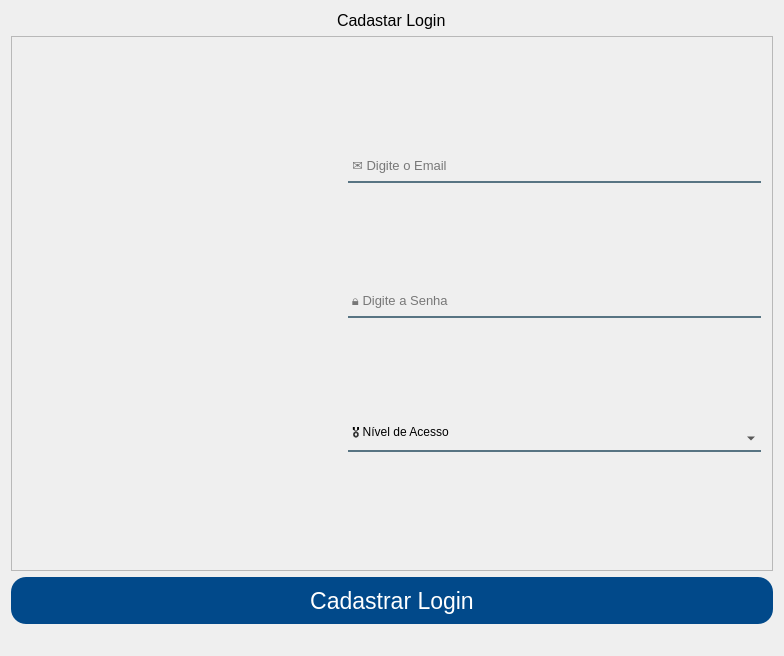
Senac-SOR-ADS/Mapa-de-Sala, file App/view/ui/cadastroLogin.ui: the form before one commit.
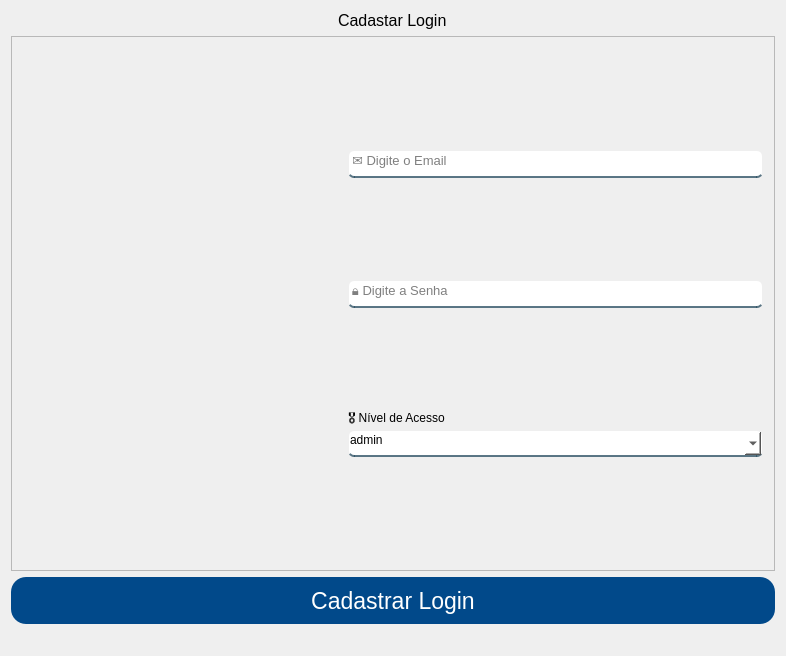
The form after the commit. Icons and pictures are not drawn.

Diff of the .ui file:
```diff
--- a/App/view/ui/cadastroLogin.ui
+++ b/App/view/ui/cadastroLogin.ui
@@ -6,7 +6,7 @@
    <rect>
     <x>0</x>
     <y>0</y>
-    <width>784</width>
+    <width>786</width>
     <height>656</height>
    </rect>
   </property>
@@ -15,8 +15,9 @@
   </property>
   <property name="styleSheet">
    <string notr="true">QLineEdit, QComboBox {
-	background-color:rgba(0,0,0,0);
+	background-color: white;
 	border:2px solid rgba(0,0,0,0);
+	border-radius: 6px;
 	border-bottom-color:rgba(46,82,101,200);
 	color:rgb(0,0,0);
 	padding-bottom:7px;
@@ -25,8 +26,8 @@
 #btnCdastrarLogin {
 	background-color: #01498a;
 	color: #FFF;
-border: none;
-border-radius: 15px;
+	border: none;
+	border-radius: 15px;
 }
 
 #btnCdastrarLogin:hover {
@@ -134,6 +135,19 @@
          <property name="bottomMargin">
           <number>0</number>
          </property>
+         <item>
+          <spacer name="verticalSpacer">
+           <property name="orientation">
+            <enum>Qt::Vertical</enum>
+           </property>
+           <property name="sizeHint" stdset="0">
+            <size>
+             <width>20</width>
+             <height>40</height>
+            </size>
+           </property>
+          </spacer>
+         </item>
          <item>
           <widget class="QLineEdit" name="email">
            <property name="minimumSize">
@@ -155,6 +169,19 @@
            </property>
           </widget>
          </item>
+         <item>
+          <spacer name="verticalSpacer_2">
+           <property name="orientation">
+            <enum>Qt::Vertical</enum>
+           </property>
+           <property name="sizeHint" stdset="0">
+            <size>
+             <width>20</width>
+             <height>40</height>
+            </size>
+           </property>
+          </spacer>
+         </item>
          <item>
           <widget class="QLineEdit" name="senha">
            <property name="minimumSize">
@@ -173,16 +200,59 @@
            </property>
           </widget>
          </item>
+         <item>
+          <spacer name="verticalSpacer_3">
+           <property name="orientation">
+            <enum>Qt::Vertical</enum>
+           </property>
+           <property name="sizeHint" stdset="0">
+            <size>
+             <width>20</width>
+             <height>40</height>
+            </size>
+           </property>
+          </spacer>
+         </item>
+         <item>
+          <widget class="QLabel" name="label_3">
+           <property name="text">
+            <string>🎖 Nível de Acesso</string>
+           </property>
+          </widget>
+         </item>
          <item>
           <widget class="QComboBox" name="nivelAcesso">
            <property name="editable">
-            <bool>true</bool>
+            <bool>false</bool>
            </property>
            <property name="currentText">
-            <string>🎖 Nível de Acesso</string>
+            <string>admin</string>
            </property>
+           <item>
+            <property name="text">
+             <string>admin</string>
+            </property>
+           </item>
+           <item>
+            <property name="text">
+             <string>user</string>
+            </property>
+           </item>
           </widget>
          </item>
+         <item>
+          <spacer name="verticalSpacer_4">
+           <property name="orientation">
+            <enum>Qt::Vertical</enum>
+           </property>
+           <property name="sizeHint" stdset="0">
+            <size>
+             <width>20</width>
+             <height>40</height>
+            </size>
+           </property>
+          </spacer>
+         </item>
         </layout>
        </widget>
       </item>
```
Left out of the diff: 6 changed lines with no effect on the pictures.
